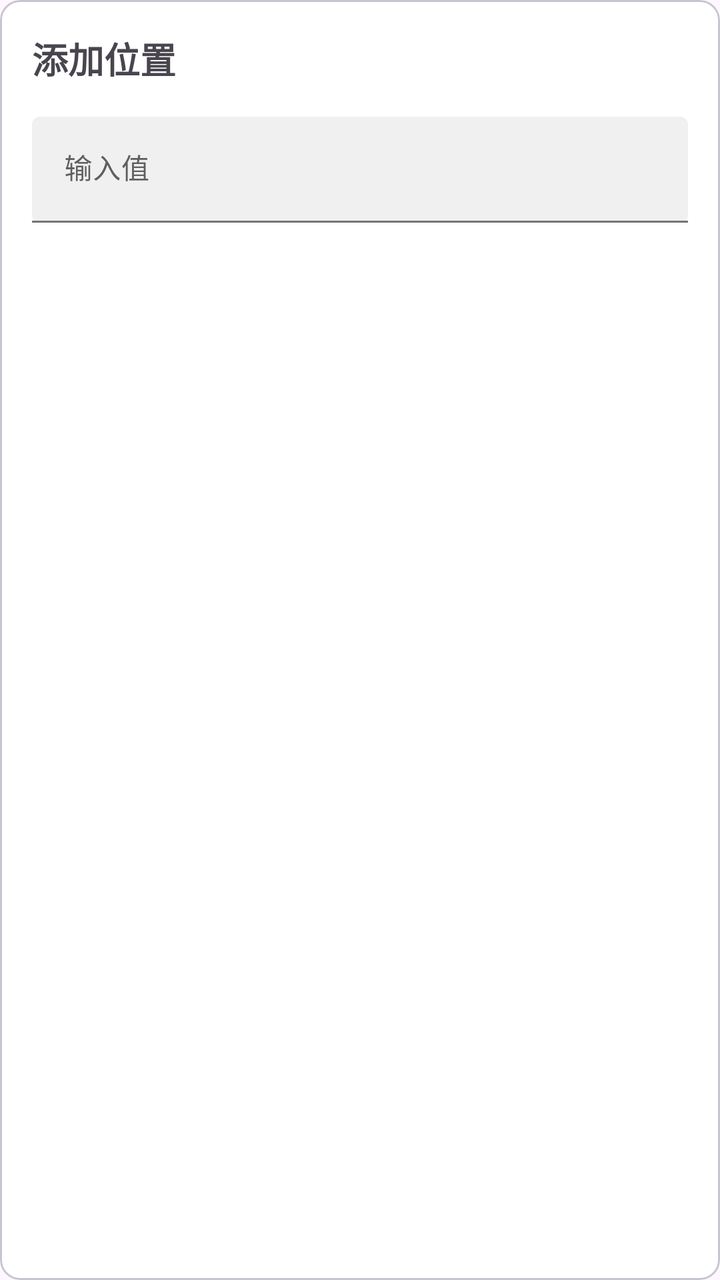
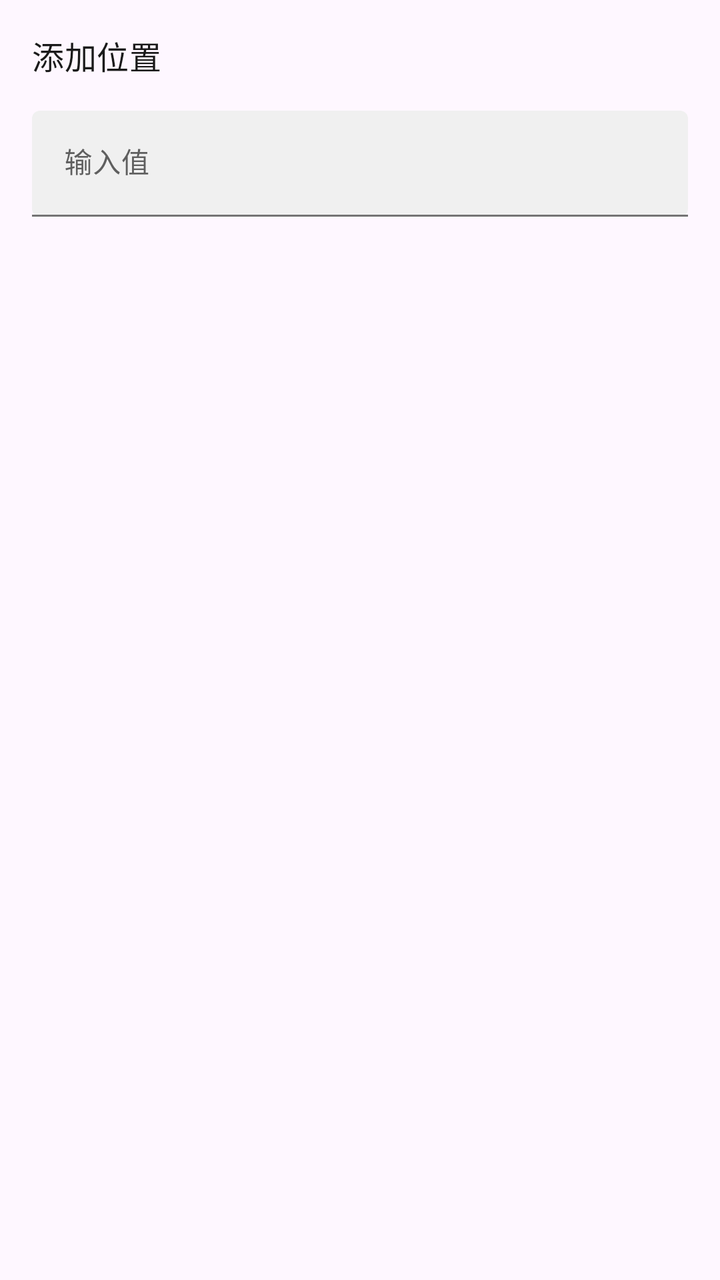

The first picture is an Android layout as it rendered before a commit; the second is the same layout after the commit. The layout source and the unified diff follow.
<!-- AndroidManifest.xml: application theme AppTheme -->
<!-- res/layout/dialog_input.xml -->
<?xml version="1.0" encoding="utf-8"?>
<com.google.android.material.card.MaterialCardView
    xmlns:android="http://schemas.android.com/apk/res/android"
    xmlns:app="http://schemas.android.com/apk/res-auto"
    android:layout_width="match_parent"
    android:layout_height="match_parent"
    app:cardCornerRadius="10dp"
    app:cardBackgroundColor="?attr/colorSurface">

    <LinearLayout
        android:layout_width="match_parent"
        android:layout_height="wrap_content"
        android:orientation="vertical"
        android:padding="16dp">

        <TextView
            android:id="@+id/title"
            android:layout_width="match_parent"
            android:layout_height="wrap_content"
            android:text="@string/add_location"
            android:textSize="18sp"
            android:textStyle="bold"/>

        <com.google.android.material.textfield.TextInputLayout
            android:layout_width="match_parent"
            android:layout_height="wrap_content"
            android:layout_marginTop="16dp"
            app:boxBackgroundMode="filled"
            app:boxBackgroundColor="?attr/colorSurfaceVariant"
            android:hint="输入值">

            <com.google.android.material.textfield.TextInputEditText
                android:id="@+id/value"
                android:layout_width="match_parent"
                android:layout_height="wrap_content"
                android:imeOptions="actionNext"
                android:inputType="text"
                android:singleLine="true"
                android:textColor="?attr/colorOnSurface"
                android:textAppearance="@style/TextAppearance.Material3.BodyMedium">

            </com.google.android.material.textfield.TextInputEditText>
        </com.google.android.material.textfield.TextInputLayout>

    </LinearLayout>
</com.google.android.material.card.MaterialCardView>
<!-- resources referenced by this layout -->
<resources>
  <string name="add_location">添加位置</string>
  <style name="AppTheme" parent="Theme.Material3.Light.NoActionBar">
          
          <item name="colorPrimary">#5F5F5F</item>
          <item name="colorOnPrimary">#FFFFFF</item>
          <item name="colorPrimaryContainer">#E0E0E0</item>
          <item name="colorOnPrimaryContainer">#1E1E1E</item>
          <item name="colorSecondary">#494949</item>
          <item name="colorOnSecondary">#FFFFFF</item>
          <item name="colorSecondaryContainer">#E7E7E7</item>
          <item name="colorOnSecondaryContainer">#2A2A2A</item>
          <item name="colorSurface">#FFFFFF</item>
          <item name="colorOnSurface">#1A1A1A</item>
          <item name="colorSurfaceVariant">#F0F0F0</item>
          <item name="colorOnSurfaceVariant">#5F5F5F</item>
          <item name="colorOutline">#747474</item>
  
          
          <item name="android:statusBarColor">@android:color/transparent</item>
          <item name="android:windowDrawsSystemBarBackgrounds">true</item>
          <item name="android:windowTranslucentStatus">true</item>
          <item name="windowActionModeOverlay">true</item>
          <item name="windowActionBar">false</item>
          <item name="windowNoTitle">true</item>
  
          
          <item name="searchViewStyle">@style/Portal.SearchViewStyle</item>
          <item name="sliderStyle">@style/Portal.SliderTheme</item>
      </style>
  <style name="Portal.SearchViewStyle" parent="Widget.AppCompat.SearchView" />
  <style name="Portal.SliderTheme" parent="Widget.Material3.Slider" />
</resources>

<!-- the commit's change to res/layout/dialog_input.xml (unified diff, before → after) -->
@@ -1,25 +1,19 @@
 <?xml version="1.0" encoding="utf-8"?>
-<com.google.android.material.card.MaterialCardView
+<LinearLayout
     xmlns:android="http://schemas.android.com/apk/res/android"
     xmlns:app="http://schemas.android.com/apk/res-auto"
     android:layout_width="match_parent"
-    android:layout_height="match_parent"
-    app:cardCornerRadius="10dp"
-    app:cardBackgroundColor="?attr/colorSurface">
-
-    <LinearLayout
-        android:layout_width="match_parent"
-        android:layout_height="wrap_content"
-        android:orientation="vertical"
-        android:padding="16dp">
+    android:layout_height="wrap_content"
+    android:orientation="vertical"
+    android:padding="16dp">
 
         <TextView
             android:id="@+id/title"
             android:layout_width="match_parent"
             android:layout_height="wrap_content"
             android:text="@string/add_location"
-            android:textSize="18sp"
-            android:textStyle="bold"/>
+            android:textAppearance="?attr/textAppearanceTitleMedium"
+            android:textColor="?attr/colorOnSurface"/>
 
         <com.google.android.material.textfield.TextInputLayout
             android:layout_width="match_parent"
@@ -42,5 +36,4 @@
             </com.google.android.material.textfield.TextInputEditText>
         </com.google.android.material.textfield.TextInputLayout>
 
-    </LinearLayout>
-</com.google.android.material.card.MaterialCardView>
+</LinearLayout>
